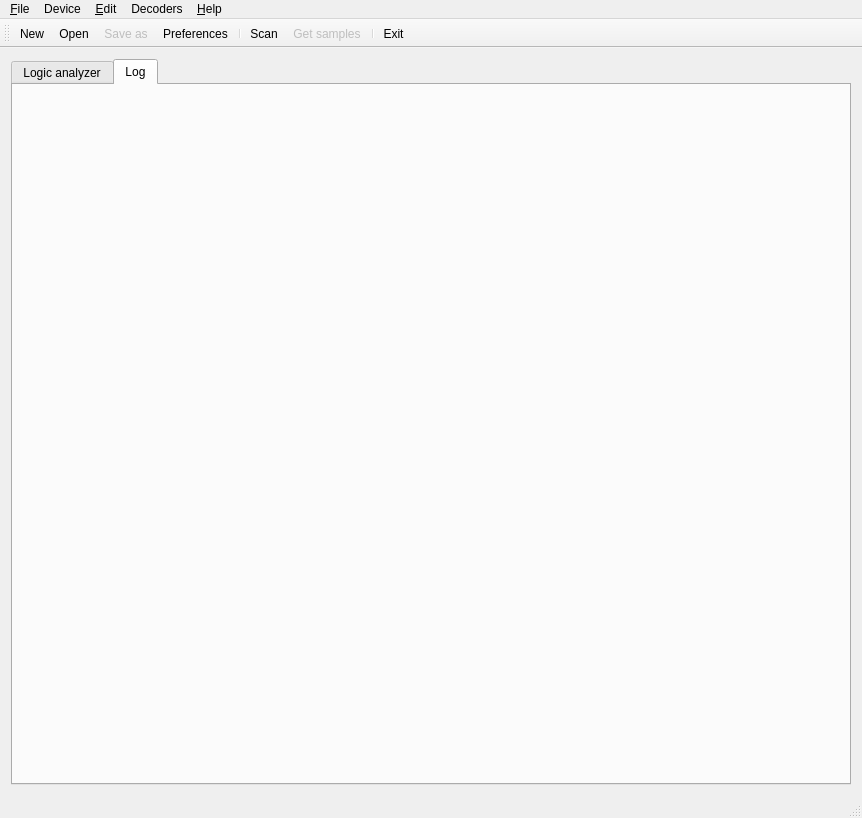
This is sigrok-qt/mainwindow.ui in oxyum/sigrok as Qt 5 draws it before an edit. The edited form follows.
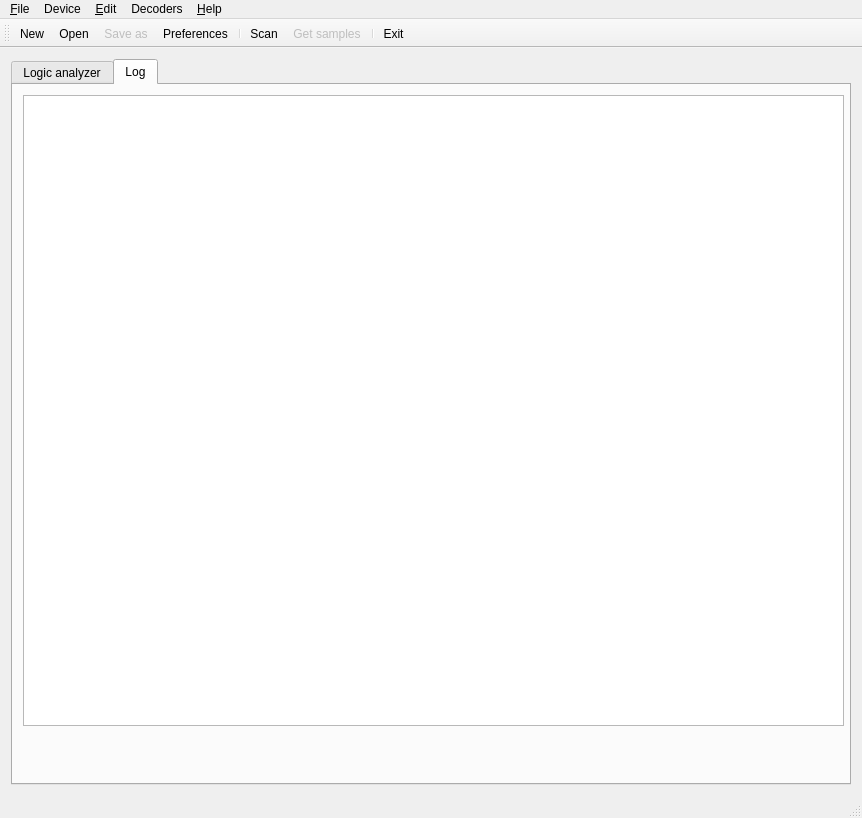
This is the edited form. The open tabs and pages were chosen to show the change. Icons and pictures are not drawn.

Commit message: qt: Add a QPlainTextEdit area.

```diff
--- a/sigrok-qt/mainwindow.ui
+++ b/sigrok-qt/mainwindow.ui
@@ -126,6 +126,16 @@
           <attribute name="title">
            <string>Log</string>
           </attribute>
+          <widget class="QPlainTextEdit" name="plainTextEdit">
+           <property name="geometry">
+            <rect>
+             <x>10</x>
+             <y>10</y>
+             <width>821</width>
+             <height>631</height>
+            </rect>
+           </property>
+          </widget>
          </widget>
         </widget>
        </item>
```
Left out of the diff: 2 changed lines with no effect on the pictures.
